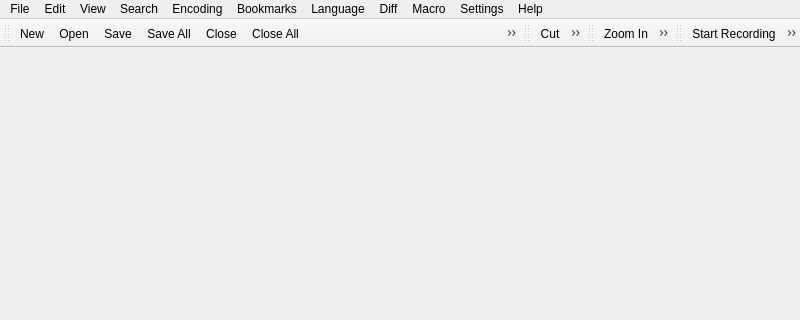
First picture: the form in src/ui/mainwindow.ui, repository yag00/raptor, before the edit; both pictures show x 0 to 800 and y 0 to 320 of the 800 by 600 pixel window.
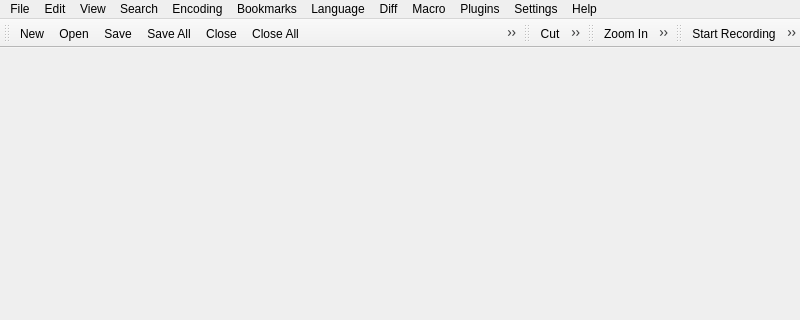
Second picture: the form after the edit. Icons and pictures are not drawn.

Commit message: plugins support

```diff
--- a/src/ui/mainwindow.ui
+++ b/src/ui/mainwindow.ui
@@ -331,6 +331,11 @@
     <addaction name="actionSettings"/>
     <addaction name="actionShortcuts"/>
    </widget>
+   <widget class="QMenu" name="menuPlugins">
+    <property name="title">
+     <string>Plugins</string>
+    </property>
+   </widget>
    <addaction name="menuFile"/>
    <addaction name="menuEdit"/>
    <addaction name="menuView"/>
@@ -340,6 +345,7 @@
    <addaction name="menuLanguage"/>
    <addaction name="menuDiff"/>
    <addaction name="menuMacro"/>
+   <addaction name="menuPlugins"/>
    <addaction name="menuSettings"/>
    <addaction name="menuHelp"/>
   </widget>
```
The commit also changes 20 other files.
